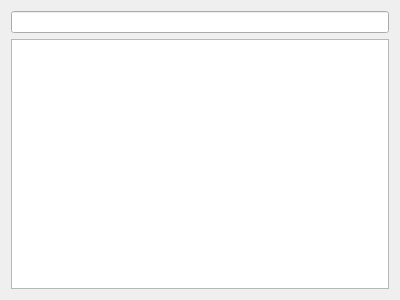
The window that InvenTree_dialogs/dialogselectinventreepart.ui (martonmiklos/qntree) describes before a commit, drawn with Qt 5.
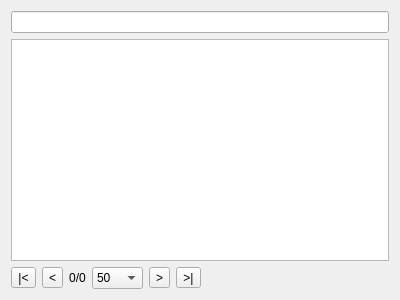
The same window after the commit.

Diff of the .ui file:
```diff
--- a/InvenTree_dialogs/dialogselectinventreepart.ui
+++ b/InvenTree_dialogs/dialogselectinventreepart.ui
@@ -14,7 +14,31 @@
    <string>Select part</string>
   </property>
   <layout class="QGridLayout" name="gridLayout">
-   <item row="1" column="0" colspan="2">
+   <item row="2" column="0">
+    <widget class="QToolButton" name="toolButtonFirstPage">
+     <property name="text">
+      <string>|&lt;</string>
+     </property>
+    </widget>
+   </item>
+   <item row="2" column="2">
+    <widget class="QLabel" name="labelPaginationInfo">
+     <property name="text">
+      <string>0/0</string>
+     </property>
+     <property name="alignment">
+      <set>Qt::AlignmentFlag::AlignCenter</set>
+     </property>
+    </widget>
+   </item>
+   <item row="2" column="5">
+    <widget class="QToolButton" name="toolButtonLastPage">
+     <property name="text">
+      <string>&gt;|</string>
+     </property>
+    </widget>
+   </item>
+   <item row="1" column="0" colspan="8">
     <widget class="QTableView" name="tableView">
      <property name="selectionMode">
       <enum>QAbstractItemView::SelectionMode::SingleSelection</enum>
@@ -24,9 +48,55 @@
      </property>
     </widget>
    </item>
-   <item row="0" column="0" colspan="2">
+   <item row="2" column="6">
+    <spacer name="horizontalSpacer">
+     <property name="orientation">
+      <enum>Qt::Orientation::Horizontal</enum>
+     </property>
+     <property name="sizeHint" stdset="0">
+      <size>
+       <width>40</width>
+       <height>20</height>
+      </size>
+     </property>
+    </spacer>
+   </item>
+   <item row="0" column="0" colspan="8">
     <widget class="QLineEdit" name="lineEditFilter"/>
    </item>
+   <item row="2" column="1">
+    <widget class="QToolButton" name="toolButtonPrevPage">
+     <property name="text">
+      <string>&lt;</string>
+     </property>
+    </widget>
+   </item>
+   <item row="2" column="4">
+    <widget class="QToolButton" name="toolButtonNextPage">
+     <property name="text">
+      <string>&gt;</string>
+     </property>
+    </widget>
+   </item>
+   <item row="2" column="3">
+    <widget class="QComboBox" name="comboBoxPaginationCount">
+     <item>
+      <property name="text">
+       <string>50</string>
+      </property>
+     </item>
+     <item>
+      <property name="text">
+       <string>100</string>
+      </property>
+     </item>
+     <item>
+      <property name="text">
+       <string>500</string>
+      </property>
+     </item>
+    </widget>
+   </item>
   </layout>
  </widget>
  <resources/>
```
